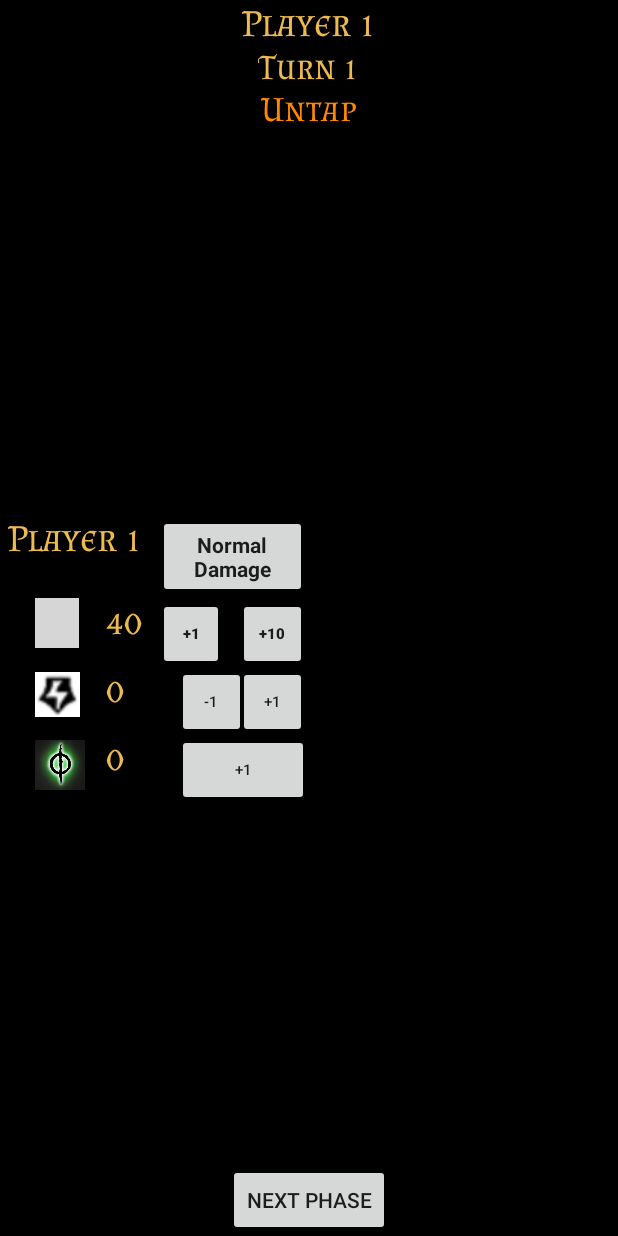
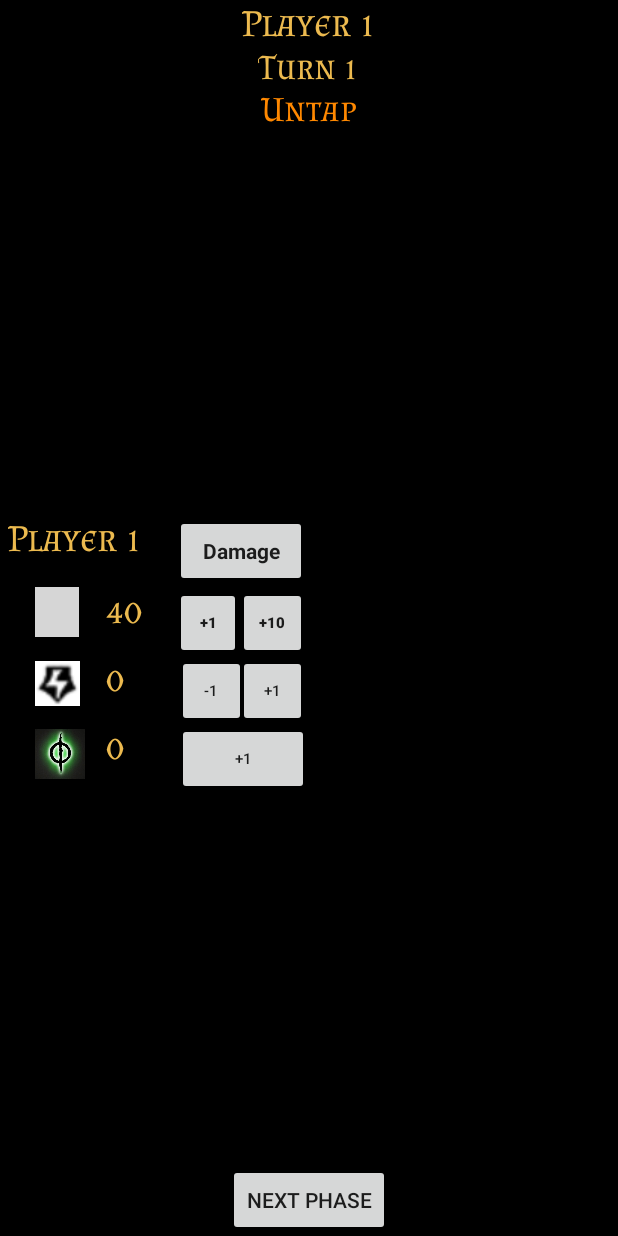
Before and after one commit to apj11c/MTGHelper, an Android app: the CommanderActivity screen opened directly, with no data from a screen before it, after a tap on "Life Gain", on a phone screen of 412 x 824 dp. Run offline under Robolectric (Android 15) with nearby library versions, the phone set to English and light mode, and no system bars; Roboto replaces fonts that are not available here; grey boxes are pictures that could not be loaded.

Commit message:
Lifegain button doesn't change size now

```diff
--- a/app/src/main/java/edu/fsu/mobile/cs/mtghelper/CommanderActivity.java
+++ b/app/src/main/java/edu/fsu/mobile/cs/mtghelper/CommanderActivity.java
@@ -116,7 +116,7 @@ public class CommanderActivity extends AppCompatActivity {
                     else{
                         // Turn on Life Gain Mode
                         p[x].gain = true;
-                        p[x].lifegain.setText("Normal Damage");
+                        p[x].lifegain.setText("Damage");
                         p[x].health10.setText("+10");
                         p[x].health1.setText("+1");
                     }
```
